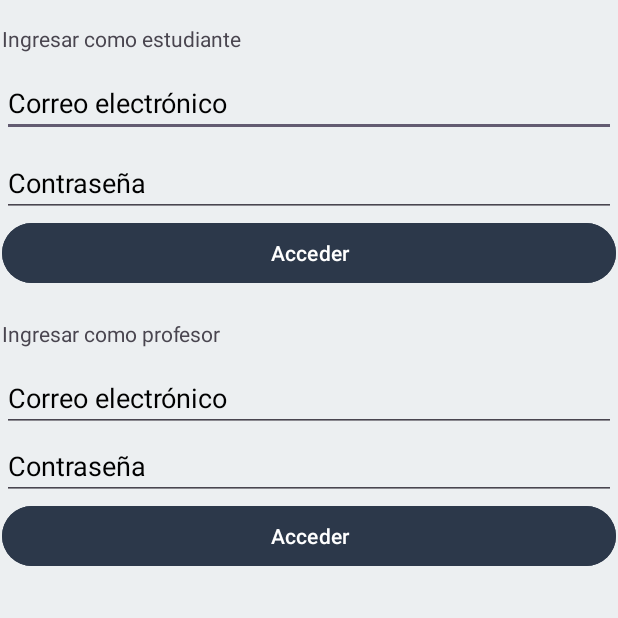
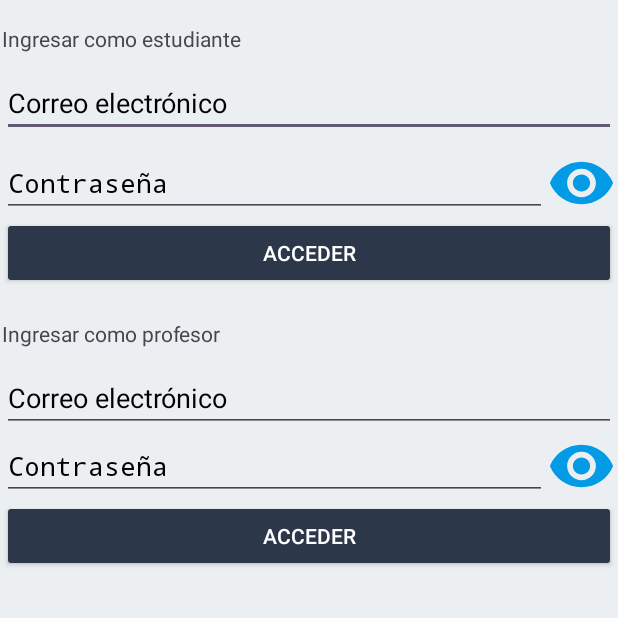
Before and after one commit to CarlEdsv/Android-App, an Android app: the screen it shows after launch (MainActivity), on a phone screen of 412 x 824 dp, the top half of it. Run offline under Robolectric (Android 15) with nearby library versions, the phone set to English and light mode, and no system bars; our stand-ins replace Firebase (no records; nobody signed in at launch, a user with empty details on screens opened directly).

Commit message:
Botón de mostrar contraseña

```diff
--- a/FireBase/app/src/main/java/com/example/firebase/MainActivity.kt
+++ b/FireBase/app/src/main/java/com/example/firebase/MainActivity.kt
@@ -2,19 +2,20 @@ package com.example.firebase
 
 import android.app.Activity
 import android.content.Intent
+import android.opengl.Visibility
 import androidx.appcompat.app.AppCompatActivity
 import android.os.Bundle
-import android.preference.PreferenceManager
+import android.text.method.HideReturnsTransformationMethod
+import android.text.method.PasswordTransformationMethod
 import android.view.View
 import android.widget.Button
 import android.widget.EditText
 import android.widget.LinearLayout
 import android.widget.Toast
 import androidx.appcompat.app.AlertDialog
-import com.google.android.gms.tasks.Task
+import com.example.firebase.databinding.ActivityMainBinding
 import com.google.firebase.analytics.FirebaseAnalytics
 import com.google.firebase.analytics.ktx.analytics
-import com.google.firebase.auth.AuthResult
 import com.google.firebase.auth.FirebaseAuth
 import com.google.firebase.auth.ktx.auth
 import com.google.firebase.ktx.Firebase
@@ -24,11 +25,14 @@ class MainActivity : AppCompatActivity() {
     private lateinit var auth: FirebaseAuth
 
     private lateinit var firebaseAnalytics: FirebaseAnalytics
+
+    private lateinit var binding: ActivityMainBinding
     override fun onCreate(savedInstanceState: Bundle?) {
+        binding = ActivityMainBinding.inflate(layoutInflater)
         /*Thread.sleep(2000)
         setTheme(R.style.Theme_FireBase)*/
         super.onCreate(savedInstanceState)
-        setContentView(R.layout.activity_main)
+        setContentView(binding.root)
 
         auth = Firebase.auth
 
@@ -36,34 +40,49 @@ class MainActivity : AppCompatActivity() {
 
         title = "Autenticación"
 
-        val email = findViewById<EditText>(R.id.emailText)
-        val password = findViewById<EditText>(R.id.passwText)
-
-
-        val log = findViewById<Button>(R.id.loginButton)
-        log.setOnClickListener {
-            if(email.text.contains("@ugb.edu.sv")){
-                email.error = "Está tratando de ingresar con un correo docente"
-            }else{
-                logIn(email, password,Students::class.java,ProviderType.BASIC)
+        binding.loginButton.setOnClickListener {
+            if (binding.emailText.text.contains("@ugb.edu.sv")) {
+                binding.emailText.error = "Está tratando de ingresar con un correo docente"
+            } else {
+                logIn(binding.emailText, binding.passwText, Students::class.java, ProviderType.BASIC)
             }
         }
 
         ///////////////////////////////////////////////////////////////////////////////////////////
 
-        val email2 = findViewById<EditText>(R.id.emailText2)
-        val password2 = findViewById<EditText>(R.id.passwText2)
-
-        val log2 = findViewById<Button>(R.id.loginButton2)
-        log2.setOnClickListener {
-
-            if(email2.text.contains("@ugb.edu.sv")){
-                logIn(email2, password2, Teachers::class.java, ProviderType.BASIC)
-            }else{
-                email2.error="Debe ingresar con un correo docente"
+        binding.loginButton2.setOnClickListener {
+            if (binding.emailText2.text.contains("@ugb.edu.sv")) {
+                logIn(binding.emailText2, binding.passwText2, Teachers::class.java, ProviderType.BASIC)
+            } else {
+                binding.emailText2.error = "Debe ingresar con un correo docente"
             }
         }
 
+        var passVisibility = false
+        binding.showPass.setOnClickListener {
+            passVisibility = !passVisibility // Invertir el estado de visibilidad
+
+            if (passVisibility) {
+                // Mostrar la contraseña
+                binding.passwText.transformationMethod = HideReturnsTransformationMethod.getInstance()
+            } else {
+                // Ocultar la contraseña
+                binding.passwText.transformationMethod = PasswordTransformationMethod.getInstance()
+            }
+
+        }
+
+        binding.showpass2.setOnClickListener {
+            passVisibility = !passVisibility // Invertir el estado de visibilidad
+
+            if (passVisibility) {
+                // Mostrar la contraseña
+                binding.passwText2.transformationMethod = HideReturnsTransformationMethod.getInstance()
+            } else {
+                // Ocultar la contraseña
+                binding.passwText2.transformationMethod = PasswordTransformationMethod.getInstance()
+            }
+        }
     }
 
     override fun onStart() {
@@ -117,6 +136,22 @@ class MainActivity : AppCompatActivity() {
 
     }
 
+    private fun showPass(passText: EditText, button: Button){
+        var passVisibility = false
+        button.setOnClickListener {
+            passVisibility = !passVisibility // Invertir el estado de visibilidad
+
+            if (passVisibility) {
+                // Mostrar la contraseña
+                passText.transformationMethod = HideReturnsTransformationMethod.getInstance()
+            } else {
+                // Ocultar la contraseña
+                passText.transformationMethod = PasswordTransformationMethod.getInstance()
+            }
+        }
+
+    }
+
     /*private fun signUp(email: EditText, password: EditText) {
         if (email.text.isBlank() || password.text.isBlank()) {
             Toast.makeText(this, "Ingrese los datos", Toast.LENGTH_LONG).show()
--- /dev/null
+++ b/FireBase/app/src/main/res/drawable/baseline_remove_red_eye_24.xml
@@ -0,0 +1,5 @@
+<vector android:height="24dp" android:tint="#000000"
+    android:viewportHeight="24" android:viewportWidth="24"
+    android:width="24dp" xmlns:android="http://schemas.android.com/apk/res/android">
+    <path android:fillColor="@android:color/white" android:pathData="M12,4.5C7,4.5 2.73,7.61 1,12c1.73,4.39 6,7.5 11,7.5s9.27,-3.11 11,-7.5c-1.73,-4.39 -6,-7.5 -11,-7.5zM12,17c-2.76,0 -5,-2.24 -5,-5s2.24,-5 5,-5 5,2.24 5,5 -2.24,5 -5,5zM12,9c-1.66,0 -3,1.34 -3,3s1.34,3 3,3 3,-1.34 3,-3 -1.34,-3 -3,-3z"/>
+</vector>
--- a/FireBase/app/src/main/res/layout/activity_main.xml
+++ b/FireBase/app/src/main/res/layout/activity_main.xml
@@ -42,10 +42,16 @@
             android:layout_width="match_parent"
             android:layout_height="8dp" />
 
+        <LinearLayout
+            android:layout_width="match_parent"
+            android:layout_height="wrap_content"
+            android:orientation="horizontal">
+
             <EditText
                 android:id="@+id/passwText"
-            android:layout_width="match_parent"
+                android:layout_width="0dp"
                 android:layout_height="wrap_content"
+                android:layout_weight="8"
                 android:ems="10"
                 android:hint="Contraseña"
                 android:inputType="textPassword"
@@ -53,6 +59,16 @@
                 android:textColorHint="#000000"
                 tools:layout_editor_absoluteX="101dp"
                 tools:layout_editor_absoluteY="215dp" />
+
+            <Button
+                android:id="@+id/showPass"
+                android:layout_width="0dp"
+                android:layout_height="match_parent"
+                android:layout_weight="1"
+                android:background="@drawable/baseline_remove_red_eye_24"
+                android:backgroundTint="#039BE5"
+                />
+        </LinearLayout>
 
         <LinearLayout
             android:layout_width="match_parent"
@@ -89,15 +105,32 @@
             android:textColor="#000000"
             android:textColorHint="#000000" />
 
+        <LinearLayout
+            android:layout_width="match_parent"
+            android:layout_height="wrap_content"
+            android:orientation="horizontal">
+
             <EditText
                 android:id="@+id/passwText2"
-            android:layout_width="match_parent"
+                android:layout_width="0dp"
                 android:layout_height="wrap_content"
+                android:layout_weight="8"
                 android:ems="10"
                 android:hint="Contraseña"
                 android:inputType="textPassword"
                 android:textColor="#000000"
                 android:textColorHint="#000000" />
+
+            <Button
+                android:id="@+id/showpass2"
+                android:layout_width="0dp"
+                android:layout_height="match_parent"
+                android:layout_weight="1"
+                android:text=""
+                android:background="@drawable/baseline_remove_red_eye_24"
+                android:backgroundTint="#039BE5"
+                />
+        </LinearLayout>
 
         <LinearLayout
             android:layout_width="match_parent"
```
Lines whose indentation alone changed are shown as unchanged.
